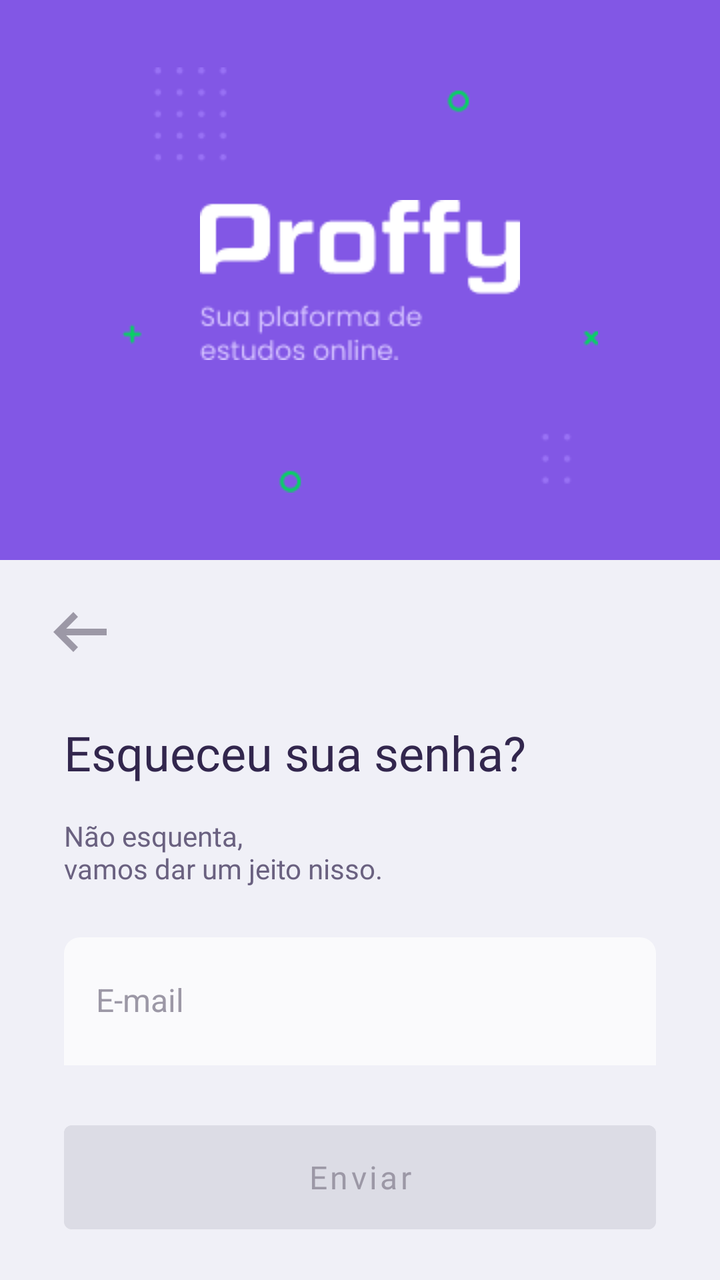
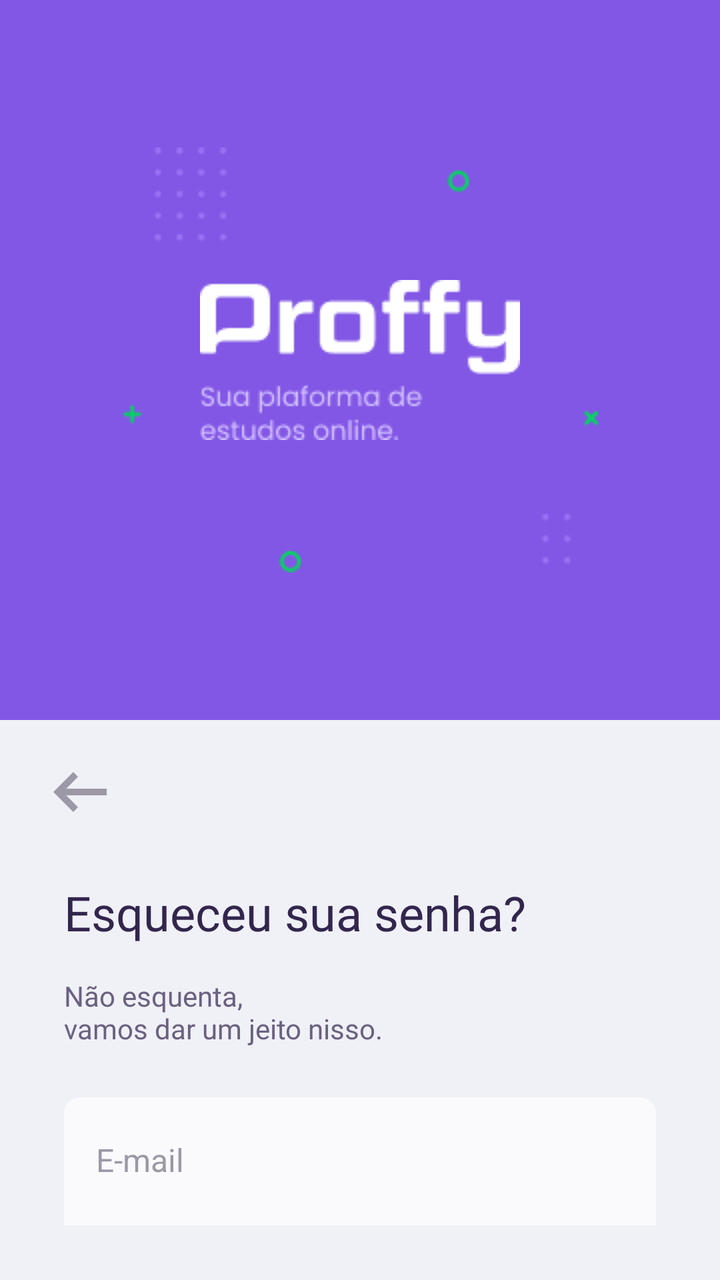

Screens rendered from an Android XML layout before and after an edit, with the pre-edit source and the edit as a unified diff.
<!-- AndroidManifest.xml: application theme Theme.Proffy -->
<!-- res/layout/activity_forgot.xml -->
<?xml version="1.0" encoding="utf-8"?>
<androidx.constraintlayout.widget.ConstraintLayout xmlns:android="http://schemas.android.com/apk/res/android"
    xmlns:app="http://schemas.android.com/apk/res-auto"
    xmlns:tools="http://schemas.android.com/tools"
    android:id="@+id/main"
    android:layout_width="match_parent"
    android:layout_height="match_parent"
    tools:context=".ui.forgot.ForgotActivity"
    android:background="@color/background_white">

    <RelativeLayout
        android:id="@+id/container_background"
        android:layout_width="match_parent"
        android:layout_height="280dp"
        android:background="@color/purple"
        app:layout_constraintStart_toStartOf="parent"
        app:layout_constraintTop_toTopOf="parent"
        app:layout_constraintEnd_toEndOf="parent">

        <ImageView
            android:id="@+id/imageIntro"
            android:layout_width="160dp"
            android:layout_height="80dp"
            android:contentDescription="@string/image_intro_splashscreen"
            android:src="@drawable/intro"
            android:layout_centerInParent="true" />

        <ImageView
            android:id="@+id/imageBackground"
            android:layout_width="238dp"
            android:layout_height="266dp"
            android:src="@drawable/background_2"
            android:layout_centerInParent="true"
            android:contentDescription="@string/text_background_image_splashscreen" />
    </RelativeLayout>

    <ImageButton
        android:id="@+id/button_go_back"
        android:layout_width="40dp"
        android:layout_height="40dp"
        app:layout_constraintTop_toBottomOf="@+id/container_background"
        app:layout_constraintStart_toStartOf="parent"
        android:layout_marginTop="16dp"
        android:layout_marginStart="20dp"
        android:src="@drawable/ic_arrow_left"
        android:background="@null"
        android:contentDescription="Botão para voltar a tela de login" />

    <TextView
        android:id="@+id/text_view_title"
        android:layout_width="wrap_content"
        android:layout_height="wrap_content"
        android:fontFamily="@font/poppins_semi_bold"
        android:text="Esqueceu sua senha?"
        android:textColor="@color/text_title"
        app:layout_constraintTop_toBottomOf="@+id/container_background"
        app:layout_constraintStart_toStartOf="parent"
        android:layout_marginTop="80dp"
        android:layout_marginStart="32dp"
        android:textSize="24sp" />

    <TextView
        android:id="@+id/text_view_subtitle"
        android:layout_width="wrap_content"
        android:layout_height="wrap_content"
        android:fontFamily="@font/poppins_regular"
        android:text="Não esquenta,\nvamos dar um jeito nisso."
        android:textColor="@color/text_base"
        app:layout_constraintTop_toBottomOf="@+id/text_view_title"
        app:layout_constraintStart_toStartOf="parent"
        android:layout_marginTop="16dp"
        android:layout_marginStart="32dp"
        android:textSize="14sp" />

    <com.google.android.material.textfield.TextInputLayout
        android:id="@+id/text_input_layout_email"
        android:layout_width="match_parent"
        android:layout_height="wrap_content"
        android:layout_marginTop="25dp"
        android:layout_marginStart="32dp"
        android:layout_marginEnd="32dp"
        style="@style/CustomFilledTextFieldTop"
        app:layout_constraintTop_toBottomOf="@id/text_view_subtitle"
        android:hint="E-mail">

        <com.google.android.material.textfield.TextInputEditText
            android:id="@+id/text_input_edit_email"
            android:layout_width="match_parent"
            android:layout_height="64dp"
            android:textColor="@color/text_base"
            android:textAppearance="@font/poppins_regular"
            android:textSize="16sp"
            android:inputType="textEmailAddress"/>

    </com.google.android.material.textfield.TextInputLayout>

    <Button
        android:id="@+id/button_send_email"
        android:layout_width="match_parent"
        android:layout_height="64dp"
        android:text="Enviar"
        app:layout_constraintTop_toBottomOf="@+id/text_input_layout_email"
        android:layout_marginTop="24dp"
        android:layout_marginStart="32dp"
        android:layout_marginEnd="32dp"
        android:backgroundTint="@color/shape_disable"
        android:fontFamily="@font/poppins_semi_bold"
        android:textColor="@color/text_complement"
        android:textSize="16sp"
        android:textAllCaps="false"
        android:elevation="0dp"
        android:stateListAnimator="@null"
        app:layout_constraintStart_toStartOf="parent"
        app:layout_constraintEnd_toEndOf="parent"/>

</androidx.constraintlayout.widget.ConstraintLayout>
<!-- resources referenced by this layout -->
<resources>
  <color name="background_white">#F0F0F7</color>
  <color name="purple">#8257E5</color>
  <color name="shape_disable">#DCDCE5</color>
  <color name="text_base">#6A6180</color>
  <color name="text_complement">#9C98A6</color>
  <color name="text_title">#32264D</color>
  <!-- drawable background_2: png bitmap (drawable, 2886 bytes) -->
  <!-- drawable ic_arrow_left (drawable) -->
  <vector xmlns:android="http://schemas.android.com/apk/res/android" android:autoMirrored="true" android:height="40dp" android:tint="#9C98A6" android:viewportHeight="960" android:viewportWidth="960" android:width="40dp">
        
      <path android:fillColor="@android:color/white" android:pathData="M400,720L160,480L400,240L456,298L314,440L800,440L800,520L314,520L456,662L400,720Z"/>
      
  </vector>
  <!-- drawable intro: png bitmap (drawable, 3799 bytes) -->
  <string name="image_intro_splashscreen">Proffy sua plataforma de estudos online.</string>
  <string name="text_background_image_splashscreen">Imagem de fundo onde temos os simbolos de somar, multiplicar, pontos, circulos e também uma lupa</string>
  <style name="CustomFilledTextFieldTop" parent="Widget.MaterialComponents.TextInputLayout.FilledBox">
          
          <item name="boxBackgroundColor">@color/shape_02_white</item>
  
          
          <item name="boxStrokeColor">@color/purple</item>
          <item name="boxStrokeWidth">0dp</item>
  
          
          <item name="shapeAppearance">@style/CustomFilledShape</item>
  
          
          <item name="fontFamily">@font/poppins_regular</item>
  
          
          <item name="android:textColorHint">@color/text_complement</item>
      </style>
  <style name="Theme.Proffy" parent="Theme.MaterialComponents.DayNight.NoActionBar">
          
          <item name="android:statusBarColor">?attr/colorPrimaryVariant</item>
          
      </style>
  <color name="shape_02_white">#FAFAFC</color>
  <style name="CustomFilledShape" parent="ShapeAppearance.MaterialComponents.SmallComponent">
          
          <item name="cornerFamily">rounded</item>
          <item name="cornerSizeTopLeft">8dp</item>
          <item name="cornerSizeTopRight">8dp</item>
  
          
          <item name="cornerSizeBottomLeft">0dp</item>
          <item name="cornerSizeBottomRight">0dp</item>
      </style>
</resources>

<!-- the commit's change to res/layout/activity_forgot.xml (unified diff, before → after) -->
@@ -11,7 +11,7 @@
     <RelativeLayout
         android:id="@+id/container_background"
         android:layout_width="match_parent"
-        android:layout_height="280dp"
+        android:layout_height="360dp"
         android:background="@color/purple"
         app:layout_constraintStart_toStartOf="parent"
         app:layout_constraintTop_toTopOf="parent"
